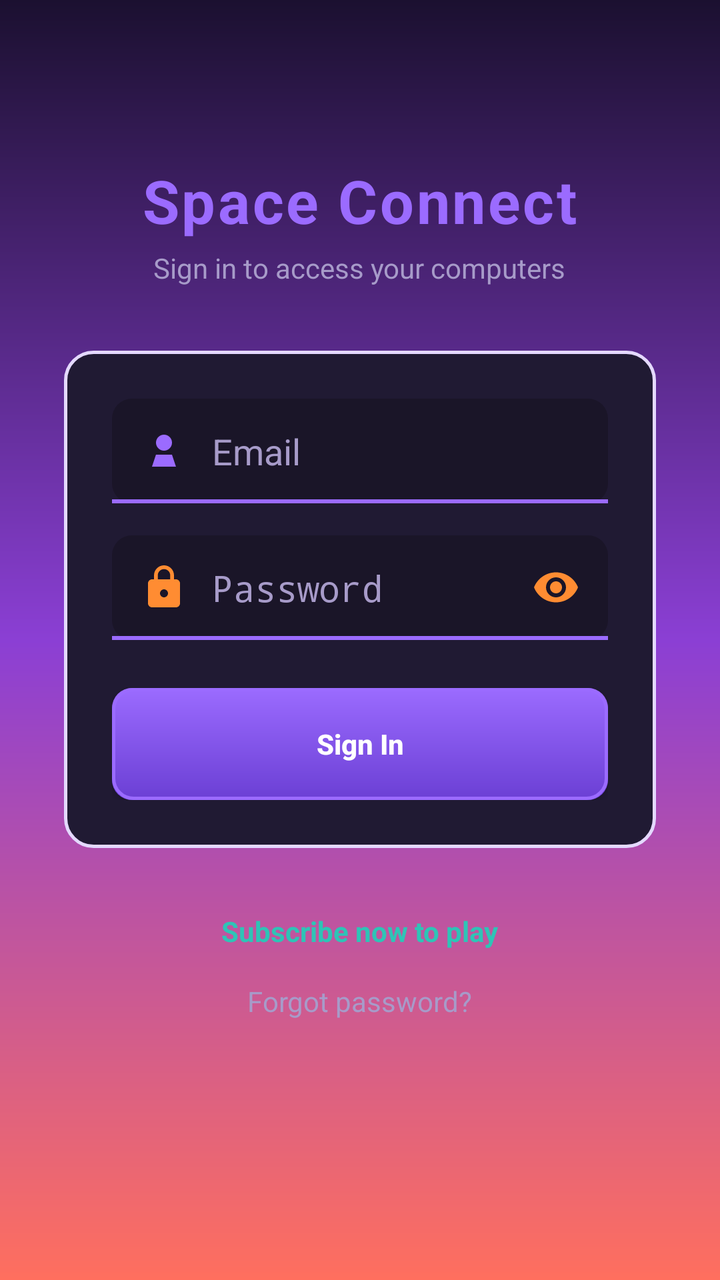
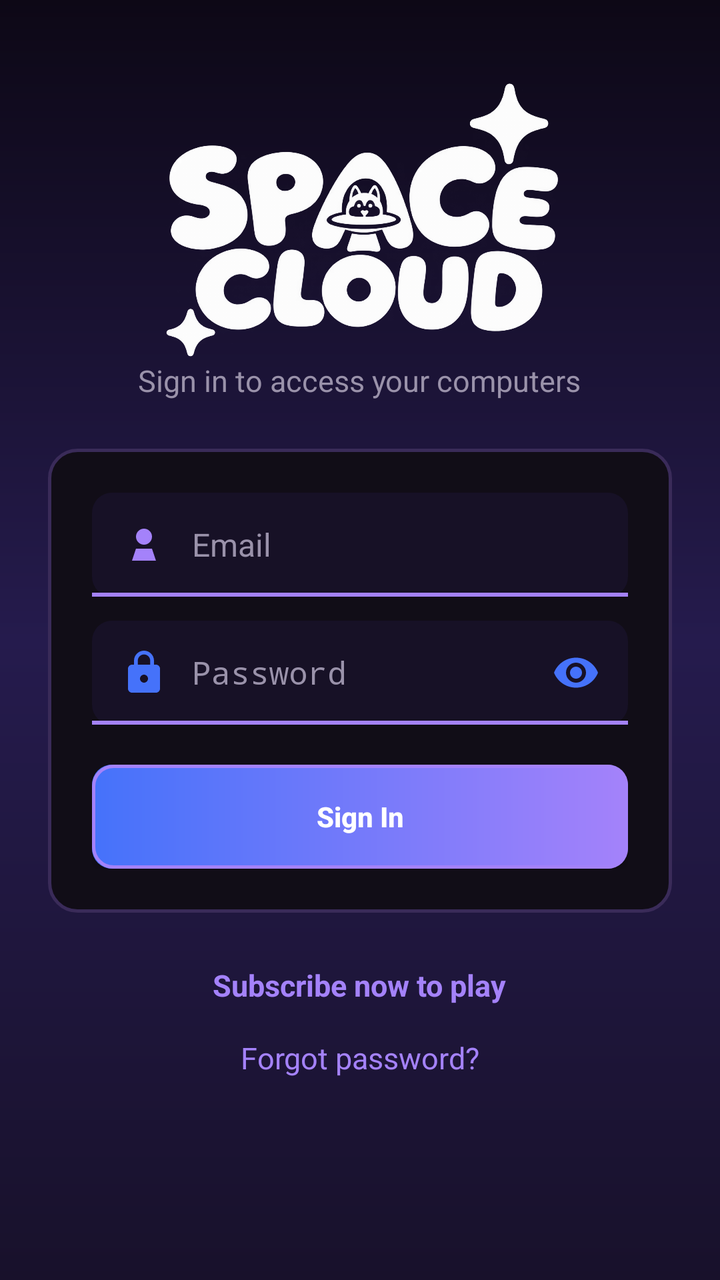

The first picture is an Android layout as it rendered before a commit; the second is the same layout after the commit. The layout source and the unified diff follow.
<!-- AndroidManifest.xml: application theme AppTheme -->
<!-- res/layout/activity_login.xml -->
<?xml version="1.0" encoding="utf-8"?>

<ScrollView xmlns:android="http://schemas.android.com/apk/res/android"
    android:layout_width="match_parent"
    android:layout_height="match_parent"
    android:fillViewport="true">

    <LinearLayout
        android:layout_width="match_parent"
        android:layout_height="wrap_content"
        android:orientation="vertical"
        android:gravity="center_horizontal"
        android:padding="32dp">

        <TextView
            android:id="@+id/loginWordmark"
            android:layout_width="wrap_content"
            android:layout_height="wrap_content"
            android:layout_marginTop="48dp"
            android:text="@string/login_app_name"
            android:textColor="@color/moonlight_purple"
            android:textStyle="bold"
            android:letterSpacing="0.04"
            android:textSize="30sp" />

        <TextView
            android:id="@+id/loginSubtitle"
            android:layout_width="wrap_content"
            android:layout_height="wrap_content"
            android:layout_marginTop="4dp"
            android:layout_marginBottom="32dp"
            android:text="@string/login_subtitle"
            android:textColor="?attr/appMutedForegroundColor"
            android:textSize="14sp" />

        <LinearLayout
            android:layout_width="match_parent"
            android:layout_height="wrap_content"
            android:orientation="vertical"
            android:background="@drawable/bg_card"
            android:padding="24dp">

            <EditText
                android:id="@+id/emailField"
                android:layout_width="match_parent"
                android:layout_height="wrap_content"
                android:background="@drawable/bg_input_field"
                android:hint="@string/login_email_hint"
                android:inputType="textEmailAddress"
                android:singleLine="true"
                android:drawableStart="@drawable/ic_account"
                android:drawablePadding="12dp"
                android:paddingStart="14dp"
                android:paddingEnd="14dp"
                android:paddingTop="14dp"
                android:paddingBottom="14dp"
                android:textColor="?attr/appForegroundColor"
                android:textColorHint="?attr/appMutedForegroundColor" />

            <EditText
                android:id="@+id/passwordField"
                android:layout_width="match_parent"
                android:layout_height="wrap_content"
                android:layout_marginTop="16dp"
                android:background="@drawable/bg_input_field"
                android:hint="@string/login_password_hint"
                android:inputType="textPassword"
                android:singleLine="true"
                android:drawableStart="@drawable/ic_lock"
                android:drawableEnd="@drawable/ic_eye"
                android:drawablePadding="12dp"
                android:paddingStart="14dp"
                android:paddingEnd="14dp"
                android:paddingTop="14dp"
                android:paddingBottom="14dp"
                android:textColor="?attr/appForegroundColor"
                android:textColorHint="?attr/appMutedForegroundColor" />

            <Button
                android:id="@+id/loginButton"
                android:layout_width="match_parent"
                android:layout_height="56dp"
                android:layout_marginTop="24dp"
                android:background="@drawable/bg_button_purple"
                android:text="@string/login_button"
                android:textColor="@color/moonlight_gold_foreground"
                android:textStyle="bold"
                android:textAllCaps="false" />

        </LinearLayout>

        <TextView
            android:id="@+id/createAccountLink"
            android:layout_width="wrap_content"
            android:layout_height="wrap_content"
            android:layout_marginTop="24dp"
            android:text="@string/login_create_account"
            android:textColor="@color/moonlight_teal"
            android:textStyle="bold"
            android:padding="8dp" />

        <TextView
            android:id="@+id/forgotPasswordLink"
            android:layout_width="wrap_content"
            android:layout_height="wrap_content"
            android:text="@string/login_forgot_password"
            android:textColor="?attr/appMutedForegroundColor"
            android:padding="8dp" />

    </LinearLayout>
</ScrollView>
<!-- resources referenced by this layout -->
<resources>
  <color name="moonlight_gold_foreground">#FFFFFF</color>
  <color name="moonlight_purple">#9B6BFF</color>
  <color name="moonlight_teal">#2EC4B6</color>
  <!-- drawable bg_button_purple (drawable) -->
  <?xml version="1.0" encoding="utf-8"?>
  
  <layer-list xmlns:android="http://schemas.android.com/apk/res/android">
      <item>
          <shape android:shape="rectangle">
              <gradient
                  android:type="linear"
                  android:angle="270"
                  android:startColor="@color/moonlight_purple"
                  android:endColor="@color/moonlight_purple_shadow"/>
              <corners android:radius="10dp"/>
          </shape>
      </item>
      <item>
          <shape android:shape="rectangle">
              <solid android:color="@android:color/transparent"/>
              <stroke
                  android:width="@dimen/cartoon_border_width"
                  android:color="@color/moonlight_purple"/>
              <corners android:radius="10dp"/>
          </shape>
      </item>
  </layer-list>
  <!-- drawable bg_card (drawable) -->
  <?xml version="1.0" encoding="utf-8"?>
  
  <shape xmlns:android="http://schemas.android.com/apk/res/android"
      android:shape="rectangle">
      <solid android:color="?attr/appSurfaceColor"/>
      <stroke
          android:width="@dimen/cartoon_border_width"
          android:color="?attr/appBorderColor"/>
      <corners android:radius="@dimen/card_corner_radius"/>
  </shape>
  <!-- drawable ic_account (drawable) -->
  <vector xmlns:android="http://schemas.android.com/apk/res/android"
      android:width="24dp"
      android:height="24dp"
      android:viewportWidth="24"
      android:viewportHeight="24">
      <path
          android:fillColor="@color/moonlight_purple"
          android:pathData="M8,8a4,4 0,1 0,8 0a4,4 0,1 0,-8 0z M6,20 L8,14 L16,14 L18,20 Z" />
  </vector>
  <string name="login_app_name">Space Connect</string>
  <string name="login_button">Sign In</string>
  <string name="login_create_account">Subscribe now to play</string>
  <string name="login_email_hint">Email</string>
  <string name="login_forgot_password">Forgot password?</string>
  <string name="login_password_hint">Password</string>
  <string name="login_subtitle">Sign in to access your computers</string>
  <style name="AppTheme" parent="AppBaseTheme">
          
          <item name="android:windowActionBar">false</item>
          <item name="android:windowNoTitle">true</item>
      </style>
  <color name="moonlight_purple_shadow">#6B3FD4</color>
  <dimen name="cartoon_border_width">1.5dp</dimen>
  <dimen name="card_corner_radius">14dp</dimen>
  <color name="moonlight_gold">#FF8C32</color>
  <color name="moonlight_background">#140F1F</color>
  <color name="moonlight_surface">#201A33</color>
  <color name="moonlight_surface_2">#1A1528</color>
  <color name="moonlight_foreground">#F1EDFB</color>
  <color name="moonlight_muted_foreground">#A79BC9</color>
  <color name="moonlight_border">#E4D9FF</color>
  <!-- drawable bg_app_gradient (drawable) -->
  <?xml version="1.0" encoding="utf-8"?>
  
  <shape xmlns:android="http://schemas.android.com/apk/res/android"
      android:shape="rectangle">
      <gradient
          android:type="linear"
          android:angle="270"
          android:startColor="@color/moonlight_sunset_top"
          android:centerColor="@color/moonlight_sunset_mid"
          android:endColor="@color/moonlight_sunset_horizon"/>
  </shape>
  <color name="moonlight_sunset_top">#1B1030</color>
  <color name="moonlight_sunset_mid">#8B3FD4</color>
  <color name="moonlight_sunset_horizon">#FF6F5E</color>
  <!-- unchanged entries left out for length: 4 -->
</resources>

<!-- the commit's change to res/layout/activity_login.xml (unified diff, before → after) -->
@@ -10,40 +10,42 @@
         android:layout_height="wrap_content"
         android:orientation="vertical"
         android:gravity="center_horizontal"
-        android:padding="32dp">
+        android:paddingStart="24dp"
+        android:paddingTop="24dp"
+        android:paddingEnd="24dp"
+        android:paddingBottom="32dp">
 
-        <TextView
-            android:id="@+id/loginWordmark"
-            android:layout_width="wrap_content"
-            android:layout_height="wrap_content"
-            android:layout_marginTop="48dp"
-            android:text="@string/login_app_name"
-            android:textColor="@color/moonlight_purple"
-            android:textStyle="bold"
-            android:letterSpacing="0.04"
-            android:textSize="30sp" />
+        <ImageView
+            android:id="@+id/loginLogo"
+            android:layout_width="250dp"
+            android:layout_height="140dp"
+            android:layout_marginTop="16dp"
+            android:adjustViewBounds="true"
+            android:contentDescription="@string/login_app_name"
+            android:scaleType="fitCenter"
+            android:src="@drawable/logo_spacecloud_brandbook" />
 
         <TextView
             android:id="@+id/loginSubtitle"
             android:layout_width="wrap_content"
             android:layout_height="wrap_content"
-            android:layout_marginTop="4dp"
-            android:layout_marginBottom="32dp"
+            android:layout_marginTop="0dp"
+            android:layout_marginBottom="24dp"
             android:text="@string/login_subtitle"
             android:textColor="?attr/appMutedForegroundColor"
-            android:textSize="14sp" />
+            android:textSize="15sp" />
 
         <LinearLayout
             android:layout_width="match_parent"
             android:layout_height="wrap_content"
             android:orientation="vertical"
             android:background="@drawable/bg_card"
-            android:padding="24dp">
+            android:padding="22dp">
 
             <EditText
                 android:id="@+id/emailField"
                 android:layout_width="match_parent"
-                android:layout_height="wrap_content"
+                android:layout_height="52dp"
                 android:background="@drawable/bg_input_field"
                 android:hint="@string/login_email_hint"
                 android:inputType="textEmailAddress"
@@ -54,14 +56,15 @@
                 android:paddingEnd="14dp"
                 android:paddingTop="14dp"
                 android:paddingBottom="14dp"
+                android:textSize="16sp"
                 android:textColor="?attr/appForegroundColor"
                 android:textColorHint="?attr/appMutedForegroundColor" />
 
             <EditText
                 android:id="@+id/passwordField"
                 android:layout_width="match_parent"
-                android:layout_height="wrap_content"
-                android:layout_marginTop="16dp"
+                android:layout_height="52dp"
+                android:layout_marginTop="12dp"
                 android:background="@drawable/bg_input_field"
                 android:hint="@string/login_password_hint"
                 android:inputType="textPassword"
@@ -73,14 +76,15 @@
                 android:paddingEnd="14dp"
                 android:paddingTop="14dp"
                 android:paddingBottom="14dp"
+                android:textSize="16sp"
                 android:textColor="?attr/appForegroundColor"
                 android:textColorHint="?attr/appMutedForegroundColor" />
 
             <Button
                 android:id="@+id/loginButton"
                 android:layout_width="match_parent"
-                android:layout_height="56dp"
-                android:layout_marginTop="24dp"
+                android:layout_height="52dp"
+                android:layout_marginTop="20dp"
                 android:background="@drawable/bg_button_purple"
                 android:text="@string/login_button"
                 android:textColor="@color/moonlight_gold_foreground"
@@ -93,10 +97,11 @@
             android:id="@+id/createAccountLink"
             android:layout_width="wrap_content"
             android:layout_height="wrap_content"
-            android:layout_marginTop="24dp"
+            android:layout_marginTop="18dp"
             android:text="@string/login_create_account"
-            android:textColor="@color/moonlight_teal"
+            android:textColor="@color/moonlight_purple"
             android:textStyle="bold"
+            android:textSize="15sp"
             android:padding="8dp" />
 
         <TextView
@@ -104,7 +109,8 @@
             android:layout_width="wrap_content"
             android:layout_height="wrap_content"
             android:text="@string/login_forgot_password"
-            android:textColor="?attr/appMutedForegroundColor"
+            android:textColor="@color/moonlight_purple"
+            android:textSize="15sp"
             android:padding="8dp" />
 
     </LinearLayout>
<!-- resource entries referenced after the edit -->
@@ -1,8 +1,7 @@
 <!-- resources referenced by this layout -->
 <resources>
   <color name="moonlight_gold_foreground">#FFFFFF</color>
-  <color name="moonlight_purple">#9B6BFF</color>
-  <color name="moonlight_teal">#2EC4B6</color>
+  <color name="moonlight_purple">#A482FA</color>
   <!-- drawable bg_button_purple (drawable) -->
   <?xml version="1.0" encoding="utf-8"?>
   
@@ -11,9 +10,9 @@
           <shape android:shape="rectangle">
               <gradient
                   android:type="linear"
-                  android:angle="270"
-                  android:startColor="@color/moonlight_purple"
-                  android:endColor="@color/moonlight_purple_shadow"/>
+                  android:angle="0"
+                  android:startColor="@color/moonlight_gold"
+                  android:endColor="@color/moonlight_purple"/>
               <corners android:radius="10dp"/>
           </shape>
       </item>
@@ -48,6 +47,7 @@
           android:fillColor="@color/moonlight_purple"
           android:pathData="M8,8a4,4 0,1 0,8 0a4,4 0,1 0,-8 0z M6,20 L8,14 L16,14 L18,20 Z" />
   </vector>
+  <!-- drawable logo_spacecloud_brandbook: png bitmap (drawable-nodpi, 325577 bytes) -->
   <string name="login_app_name">Space Connect</string>
   <string name="login_button">Sign In</string>
   <string name="login_create_account">Subscribe now to play</string>
@@ -60,16 +60,15 @@
           <item name="android:windowActionBar">false</item>
           <item name="android:windowNoTitle">true</item>
       </style>
-  <color name="moonlight_purple_shadow">#6B3FD4</color>
   <dimen name="cartoon_border_width">1.5dp</dimen>
   <dimen name="card_corner_radius">14dp</dimen>
-  <color name="moonlight_gold">#FF8C32</color>
-  <color name="moonlight_background">#140F1F</color>
-  <color name="moonlight_surface">#201A33</color>
-  <color name="moonlight_surface_2">#1A1528</color>
-  <color name="moonlight_foreground">#F1EDFB</color>
-  <color name="moonlight_muted_foreground">#A79BC9</color>
-  <color name="moonlight_border">#E4D9FF</color>
+  <color name="moonlight_gold">#4572FA</color>
+  <color name="moonlight_background">#0D0816</color>
+  <color name="moonlight_surface">#110D17</color>
+  <color name="moonlight_surface_2">#171126</color>
+  <color name="moonlight_foreground">#F8F5FF</color>
+  <color name="moonlight_muted_foreground">#9A92AA</color>
+  <color name="moonlight_border">#3A2B59</color>
   <!-- drawable bg_app_gradient (drawable) -->
   <?xml version="1.0" encoding="utf-8"?>
   
@@ -82,9 +81,9 @@
           android:centerColor="@color/moonlight_sunset_mid"
           android:endColor="@color/moonlight_sunset_horizon"/>
   </shape>
-  <color name="moonlight_sunset_top">#1B1030</color>
-  <color name="moonlight_sunset_mid">#8B3FD4</color>
-  <color name="moonlight_sunset_horizon">#FF6F5E</color>
+  <color name="moonlight_sunset_top">#0D0816</color>
+  <color name="moonlight_sunset_mid">#251B4D</color>
+  <color name="moonlight_sunset_horizon">#18112B</color>
   <!-- unchanged entries left out for length: 4 -->
 </resources>
 
